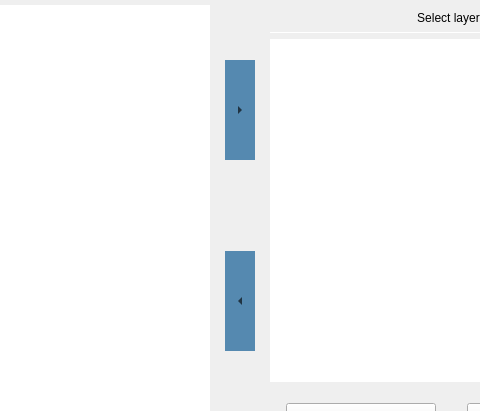
This is Kompozycje/nowa_kompozycja.ui in GIAPspzoo/GIAP_PolaMap_lite as Qt 5 draws it before an edit; both pictures show x 559 to 1039 and y 98 to 509 of the 1210 by 615 pixel window. The edited form follows.
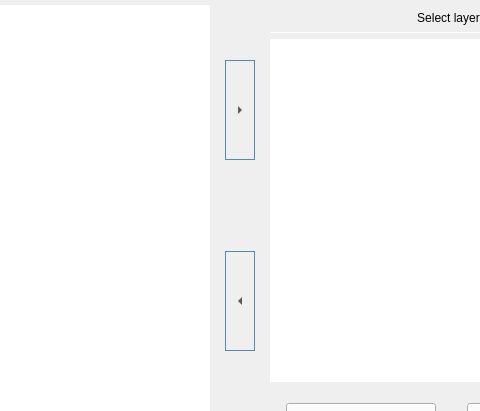
This is the edited form. Icons and pictures are not drawn.

Patch:
```diff
--- a/Kompozycje/nowa_kompozycja.ui
+++ b/Kompozycje/nowa_kompozycja.ui
@@ -548,8 +548,7 @@
            </size>
           </property>
           <property name="styleSheet">
-           <string notr="true">background-color: #5589B0;
-border: solid;
+           <string notr="true">border: solid;
 border-width: 1px;
 border-color:#5589B0;</string>
           </property>
@@ -570,8 +569,7 @@
            </size>
           </property>
           <property name="styleSheet">
-           <string notr="true">background-color: #5589B0;
-border: solid;
+           <string notr="true">border: solid;
 border-width: 1px;
 border-color:#5589B0;</string>
           </property>
```
